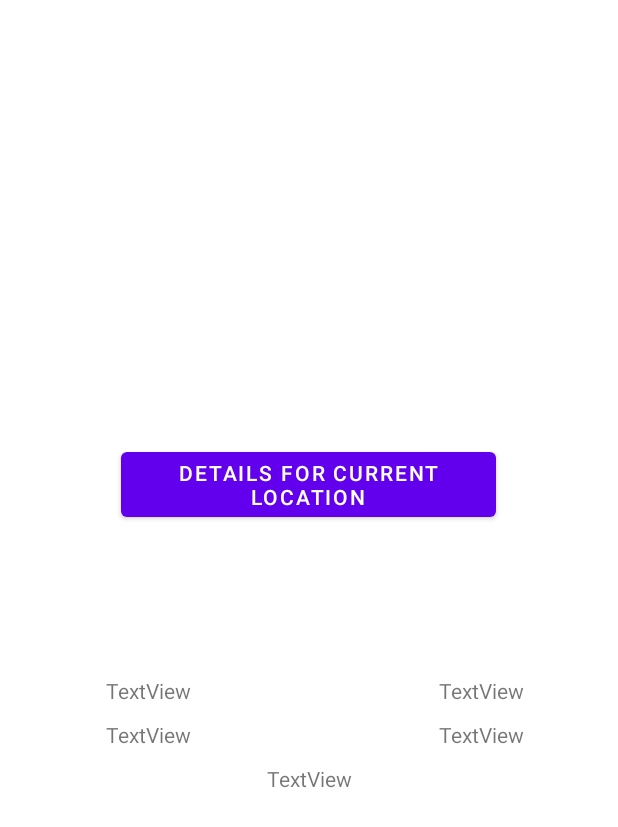
After one commit to Tanimul/Google_Maps, an Android app: the ShowDetailsMapActivity screen opened directly, with no data from a screen before it, on a phone screen of 412 x 824 dp. The commit adds this screen. Shown: the top 827 px of the screen. Run offline under Robolectric (Android 15) with nearby library versions, the phone set to English and light mode, and no system bars.

Commit message:
current location details get

```diff
--- a/app/src/main/AndroidManifest.xml
+++ b/app/src/main/AndroidManifest.xml
@@ -13,6 +13,9 @@
         android:roundIcon="@mipmap/ic_launcher_round"
         android:supportsRtl="true"
         android:theme="@style/Theme.GoogleMaps">
+        <activity
+            android:name=".ShowDetailsMapActivity"
+            android:exported="false" />
         <activity
             android:name=".CurrentLocationMapActivity"
             android:exported="false" />
--- a/app/src/main/java/com/example/googlemaps/MainActivity.kt
+++ b/app/src/main/java/com/example/googlemaps/MainActivity.kt
@@ -39,6 +39,10 @@ class MainActivity : AppCompatActivity() {
 
         binding.curLocation.setOnClickListener {
             startActivity(Intent(this, CurrentLocationMapActivity::class.java))
+        }
+
+        binding.detailsLocation.setOnClickListener {
+            startActivity(Intent(this, ShowDetailsMapActivity::class.java))
         }
     }
 
--- /dev/null
+++ b/app/src/main/res/layout/activity_show_details_map.xml
@@ -0,0 +1,67 @@
+<?xml version="1.0" encoding="utf-8"?>
+<LinearLayout xmlns:android="http://schemas.android.com/apk/res/android"
+    xmlns:app="http://schemas.android.com/apk/res-auto"
+    xmlns:tools="http://schemas.android.com/tools"
+    android:layout_width="match_parent"
+    android:layout_height="match_parent"
+    android:gravity="center"
+    android:orientation="vertical"
+    tools:context=".ShowDetailsMapActivity">
+
+    <Button
+        android:id="@+id/button1"
+        android:layout_width="250dp"
+        android:layout_height="wrap_content"
+        android:layout_marginBottom="100dp"
+        android:gravity="center"
+        android:text="Details for current location" />
+
+    <LinearLayout
+        android:layout_width="wrap_content"
+        android:layout_height="wrap_content"
+        android:layout_marginBottom="10dp"
+        android:orientation="horizontal">
+
+        <TextView
+            android:id="@+id/textView1"
+            android:layout_width="197dp"
+            android:layout_height="wrap_content"
+            android:gravity="center"
+            android:text="TextView" />
+
+        <TextView
+            android:id="@+id/textView2"
+            android:layout_width="247dp"
+            android:layout_height="wrap_content"
+            android:gravity="center"
+            android:text="TextView" />
+    </LinearLayout>
+
+    <LinearLayout
+        android:layout_width="wrap_content"
+        android:layout_height="wrap_content"
+        android:layout_marginBottom="10dp"
+        android:orientation="horizontal">
+
+        <TextView
+            android:id="@+id/textView3"
+            android:layout_width="197dp"
+            android:layout_height="wrap_content"
+            android:gravity="center"
+            android:text="TextView" />
+
+        <TextView
+            android:id="@+id/textView4"
+            android:layout_width="247dp"
+            android:layout_height="wrap_content"
+            android:gravity="center"
+            android:text="TextView" />
+    </LinearLayout>
+
+    <TextView
+        android:id="@+id/textView5"
+        android:layout_width="match_parent"
+        android:layout_height="wrap_content"
+        android:gravity="center"
+        android:text="TextView" />
+</LinearLayout>
```
Also changed, not shown: app/src/main/java/com/example/googlemaps/ShowDetailsMapActivity.kt (added, +87 -0 lines).
